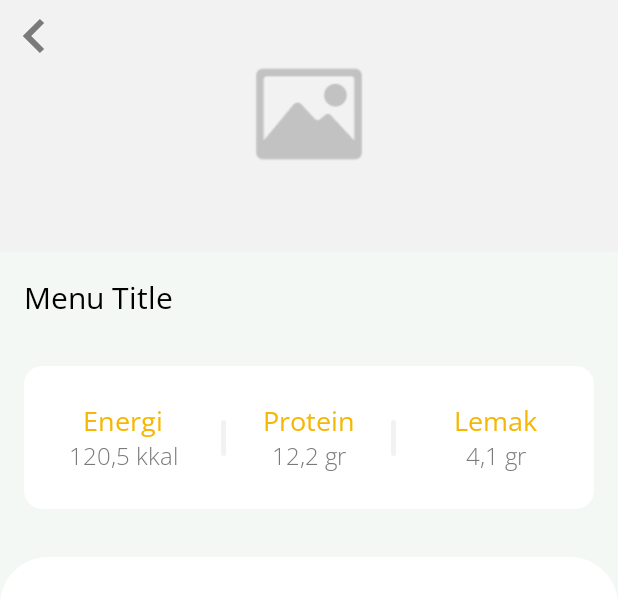
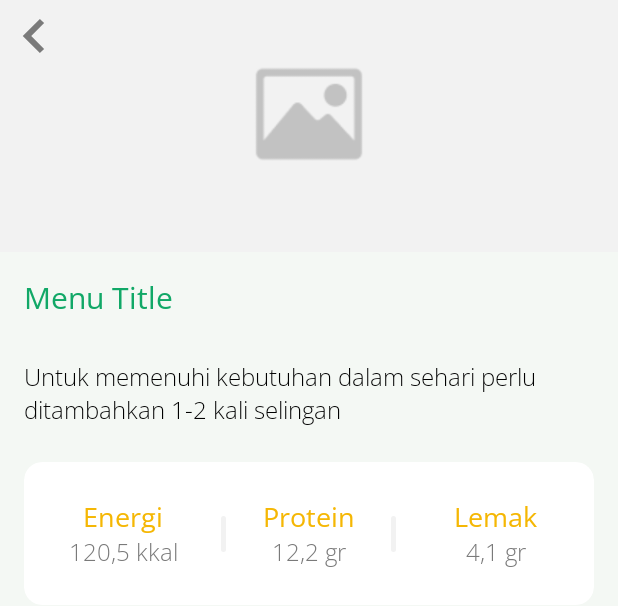
Before and after one commit to rllyhz/GiziPlan, an Android app: the layout activity_detail_menu.xml on its own in the app's theme, with its tools: preview values and no code run, on a phone screen of 412 x 824 dp. Shown: the top 606 px of the screen. Run offline under Robolectric (Android 15) with nearby library versions, the light colour scheme and no system bars.

Commit message:
Finished DetailMenu UI

```diff
--- a/app/src/main/res/layout/activity_detail_menu.xml
+++ b/app/src/main/res/layout/activity_detail_menu.xml
@@ -28,7 +28,7 @@
 
     <TextView
         android:id="@+id/detail_menu_tv_menu_title"
-        style="@style/TextStyle.MenuTitle"
+        style="@style/TextStyle.MenuDetailTitle"
         android:layout_width="wrap_content"
         android:layout_height="wrap_content"
         android:layout_marginTop="16dp"
@@ -37,19 +37,30 @@
         app:layout_constraintStart_toStartOf="parent"
         app:layout_constraintTop_toBottomOf="@id/detail_menu_iv_menu_image" />
 
+    <TextView
+        android:id="@+id/detail_menu_tv_menu_notes"
+        style="@style/TextStyle.MenuDetailDescription"
+        android:layout_width="wrap_content"
+        android:layout_height="wrap_content"
+        android:layout_marginTop="28dp"
+        android:paddingHorizontal="16dp"
+        android:text="@string/dummy_text_menu_notes"
+        app:layout_constraintStart_toStartOf="parent"
+        app:layout_constraintTop_toBottomOf="@id/detail_menu_tv_menu_title" />
+
     <!--  Nutrition Info  -->
     <androidx.cardview.widget.CardView
         android:id="@+id/detail_menu_card_view_info"
         android:layout_width="match_parent"
         android:layout_height="wrap_content"
         android:layout_marginHorizontal="16dp"
-        android:layout_marginTop="32dp"
+        android:layout_marginTop="24dp"
         app:cardBackgroundColor="@color/white"
         app:cardCornerRadius="12dp"
         app:cardElevation="1dp"
         app:layout_constraintEnd_toEndOf="parent"
         app:layout_constraintStart_toStartOf="parent"
-        app:layout_constraintTop_toBottomOf="@id/detail_menu_tv_menu_title">
+        app:layout_constraintTop_toBottomOf="@id/detail_menu_tv_menu_notes">
 
         <androidx.constraintlayout.widget.ConstraintLayout
             android:layout_width="match_parent"
--- a/app/src/main/res/values/strings.xml
+++ b/app/src/main/res/values/strings.xml
@@ -47,4 +47,5 @@
     <string name="protein_template">%s gr</string>
     <string name="fat_template">%s gr</string>
     <string name="preparing_result_label">Mempersiapkan hasil</string>
+    <string name="dummy_text_menu_notes">Untuk memenuhi kebutuhan dalam sehari perlu ditambahkan 1-2 kali selingan</string>
 </resources>
--- a/app/src/main/res/values/types.xml
+++ b/app/src/main/res/values/types.xml
@@ -81,6 +81,18 @@
         <item name="android:textAllCaps">false</item>
     </style>
 
+    <style name="TextStyle.MenuDetailTitle">
+        <item name="android:textSize">20sp</item>
+        <item name="android:textColor">@color/brand_color</item>
+        <item name="android:fontFamily">@font/opensans_regular</item>
+    </style>
+
+    <style name="TextStyle.MenuDetailDescription">
+        <item name="android:textSize">16sp</item>
+        <item name="android:textColor">@color/black</item>
+        <item name="android:fontFamily">@font/opensans_light</item>
+    </style>
+
     <style name="TextStyle.MenuDescriptionLabel">
         <item name="android:textSize">18sp</item>
         <item name="android:textColor">@color/brand_color</item>
```
Also changed, not shown: app/src/main/java/id/rllyhz/giziplan/ui/detail/DetailMenuActivity.kt (+15 -0 lines), app/src/main/java/id/rllyhz/giziplan/utils/DataUtil.kt (+19 -6 lines).
